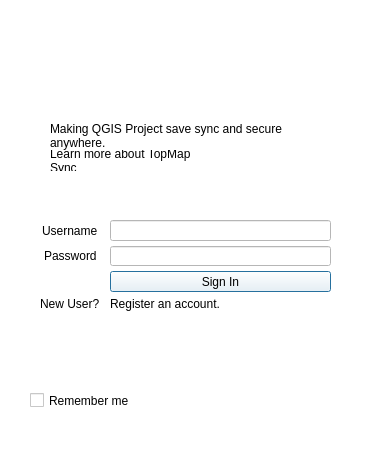
Old version of the form ui/login_dialog.ui in the repository joshdels/pyqgis-plugin-topmap.
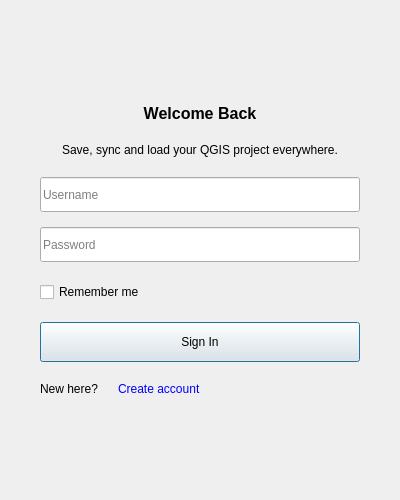
New version of the form.

Commit message: feat: prepare qtdesgin ui topmapsync

Diff of the .ui file:
```diff
--- a/ui/login_dialog.ui
+++ b/ui/login_dialog.ui
@@ -6,158 +6,173 @@
    <rect>
     <x>0</x>
     <y>0</y>
-    <width>371</width>
-    <height>465</height>
+    <width>400</width>
+    <height>500</height>
    </rect>
   </property>
-  <property name="minimumSize">
-   <size>
-    <width>371</width>
-    <height>465</height>
-   </size>
-  </property>
   <property name="windowTitle">
    <string>Login to TopMap Sync</string>
   </property>
-  <property name="styleSheet">
-   <string notr="true">background-color: rgb(255, 255, 255)</string>
-  </property>
-  <widget class="QWidget" name="centralwidget">
-   <widget class="QLabel" name="label_4">
-    <property name="geometry">
-     <rect>
-      <x>50</x>
-      <y>120</y>
-      <width>271</width>
-      <height>31</height>
-     </rect>
-    </property>
-    <property name="text">
-     <string>Making QGIS Project save sync and secure anywhere. </string>
-    </property>
-    <property name="textFormat">
-     <enum>Qt::AutoText</enum>
-    </property>
-    <property name="wordWrap">
-     <bool>true</bool>
-    </property>
-   </widget>
-   <widget class="QCheckBox" name="rememberCheckbox">
-    <property name="geometry">
-     <rect>
-      <x>30</x>
-      <y>390</y>
-      <width>101</width>
-      <height>21</height>
-     </rect>
-    </property>
-    <property name="text">
-     <string>Remember me</string>
-    </property>
-   </widget>
-   <widget class="QLabel" name="learnmoreLink">
-    <property name="geometry">
-     <rect>
-      <x>50</x>
-      <y>150</y>
-      <width>161</width>
-      <height>21</height>
-     </rect>
-    </property>
-    <property name="text">
-     <string>Learn more about TopMap Sync</string>
-    </property>
-    <property name="textFormat">
-     <enum>Qt::AutoText</enum>
-    </property>
-    <property name="wordWrap">
-     <bool>true</bool>
-    </property>
-   </widget>
-   <widget class="QWidget" name="layoutWidget">
-    <property name="geometry">
-     <rect>
-      <x>30</x>
-      <y>210</y>
-      <width>311</width>
-      <height>111</height>
-     </rect>
-    </property>
+  <layout class="QVBoxLayout" name="mainLayout">
+   <property name="spacing">
+    <number>20</number>
+   </property>
+   <property name="leftMargin">
+    <number>40</number>
+   </property>
+   <property name="topMargin">
+    <number>40</number>
+   </property>
+   <property name="rightMargin">
+    <number>40</number>
+   </property>
+   <property name="bottomMargin">
+    <number>40</number>
+   </property>
+   <item>
+    <spacer name="topSpacer">
+     <property name="orientation">
+      <enum>Qt::Vertical</enum>
+     </property>
+     <property name="sizeHint" stdset="0">
+      <size>
+       <width>20</width>
+       <height>40</height>
+      </size>
+     </property>
+    </spacer>
+   </item>
+   <item>
+    <widget class="QLabel" name="headerLabel">
+     <property name="font">
+      <font>
+       <pointsize>12</pointsize>
+       <weight>75</weight>
+       <bold>true</bold>
+      </font>
+     </property>
+     <property name="text">
+      <string>Welcome Back</string>
+     </property>
+     <property name="alignment">
+      <set>Qt::AlignCenter</set>
+     </property>
+    </widget>
+   </item>
+   <item>
+    <widget class="QLabel" name="subHeaderLabel">
+     <property name="text">
+      <string>Save, sync and load your QGIS project everywhere.</string>
+     </property>
+     <property name="alignment">
+      <set>Qt::AlignCenter</set>
+     </property>
+     <property name="wordWrap">
+      <bool>true</bool>
+     </property>
+    </widget>
+   </item>
+   <item>
     <layout class="QFormLayout" name="formLayout">
-     <property name="sizeConstraint">
-      <enum>QLayout::SetDefaultConstraint</enum>
-     </property>
-     <property name="fieldGrowthPolicy">
-      <enum>QFormLayout::AllNonFixedFieldsGrow</enum>
-     </property>
-     <property name="rowWrapPolicy">
-      <enum>QFormLayout::DontWrapRows</enum>
-     </property>
-     <property name="labelAlignment">
-      <set>Qt::AlignCenter</set>
-     </property>
-     <property name="horizontalSpacing">
-      <number>10</number>
-     </property>
      <property name="verticalSpacing">
-      <number>5</number>
+      <number>15</number>
      </property>
-     <property name="leftMargin">
-      <number>10</number>
-     </property>
-     <property name="topMargin">
-      <number>10</number>
-     </property>
-     <property name="rightMargin">
-      <number>10</number>
-     </property>
-     <property name="bottomMargin">
-      <number>10</number>
-     </property>
-     <item row="0" column="0">
-      <widget class="QLabel" name="label">
-       <property name="text">
+     <item row="0" column="0" colspan="2">
+      <widget class="QLineEdit" name="usernameInput">
+       <property name="minimumSize">
+        <size>
+         <width>0</width>
+         <height>35</height>
+        </size>
+       </property>
+       <property name="placeholderText">
         <string>Username</string>
        </property>
       </widget>
      </item>
-     <item row="1" column="0">
-      <widget class="QLabel" name="label_2">
-       <property name="text">
+     <item row="1" column="0" colspan="2">
+      <widget class="QLineEdit" name="passwordInput">
+       <property name="minimumSize">
+        <size>
+         <width>0</width>
+         <height>35</height>
+        </size>
+       </property>
+       <property name="echoMode">
+        <enum>QLineEdit::Password</enum>
+       </property>
+       <property name="placeholderText">
         <string>Password</string>
        </property>
       </widget>
      </item>
-     <item row="2" column="1">
-      <widget class="QPushButton" name="signinButton">
+    </layout>
+   </item>
+   <item>
+    <widget class="QCheckBox" name="rememberCheckbox">
+     <property name="text">
+      <string>Remember me</string>
+     </property>
+    </widget>
+   </item>
+   <item>
+    <widget class="QPushButton" name="signinButton">
+     <property name="minimumSize">
+      <size>
+       <width>0</width>
+       <height>40</height>
+      </size>
+     </property>
+     <property name="text">
+      <string>Sign In</string>
+     </property>
+    </widget>
+   </item>
+   <item>
+    <layout class="QHBoxLayout" name="footerLayout">
+     <item>
+      <widget class="QLabel" name="registerLabel">
        <property name="text">
-        <string>Sign In</string>
+        <string>New here?</string>
        </property>
       </widget>
      </item>
-     <item row="3" column="0">
-      <widget class="QLabel" name="label_3">
-       <property name="text">
-        <string>New User?</string>
-       </property>
-      </widget>
-     </item>
-     <item row="3" column="1">
+     <item>
       <widget class="QLabel" name="registerLink">
        <property name="text">
-        <string>Register an account.</string>
+        <string>&lt;html&gt;&lt;head/&gt;&lt;body&gt;&lt;p&gt;&lt;span style=&quot; color:#0000ff;&quot;&gt;Create account&lt;/span&gt;&lt;/p&gt;&lt;/body&gt;&lt;/html&gt;</string>
        </property>
       </widget>
      </item>
-     <item row="1" column="1">
-      <widget class="QLineEdit" name="passwordInput"/>
-     </item>
-     <item row="0" column="1">
-      <widget class="QLineEdit" name="usernameInput"/>
+     <item>
+      <spacer name="footerSpacer">
+       <property name="orientation">
+        <enum>Qt::Horizontal</enum>
+       </property>
+       <property name="sizeHint" stdset="0">
+        <size>
+         <width>0</width>
+         <height>0</height>
+        </size>
+       </property>
+      </spacer>
      </item>
     </layout>
-   </widget>
-  </widget>
+   </item>
+   <item>
+    <spacer name="bottomSpacer">
+     <property name="orientation">
+      <enum>Qt::Vertical</enum>
+     </property>
+     <property name="sizeHint" stdset="0">
+      <size>
+       <width>20</width>
+       <height>40</height>
+      </size>
+     </property>
+    </spacer>
+   </item>
+  </layout>
  </widget>
  <resources/>
  <connections/>
```
Left out of the diff: 5 changed lines with no effect on the pictures. The commit also changes 6 other files.
